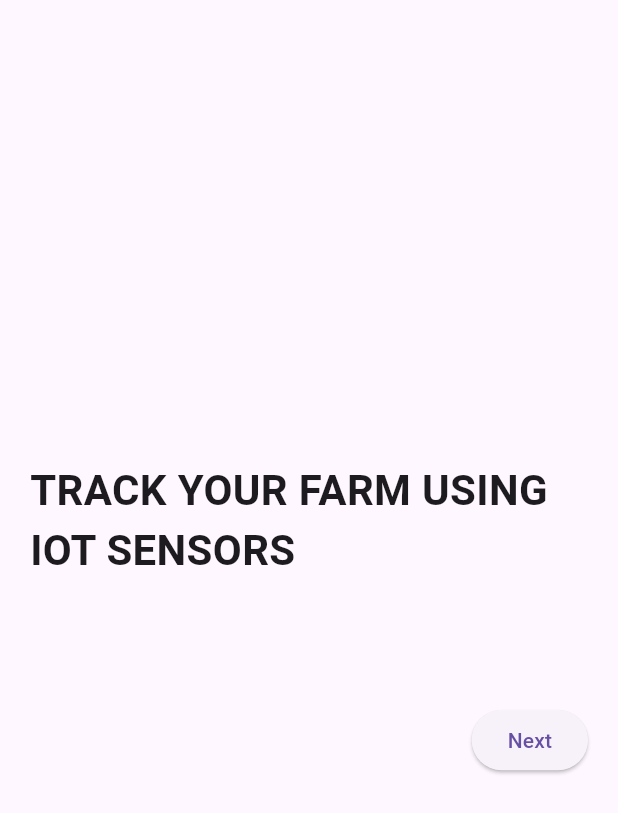
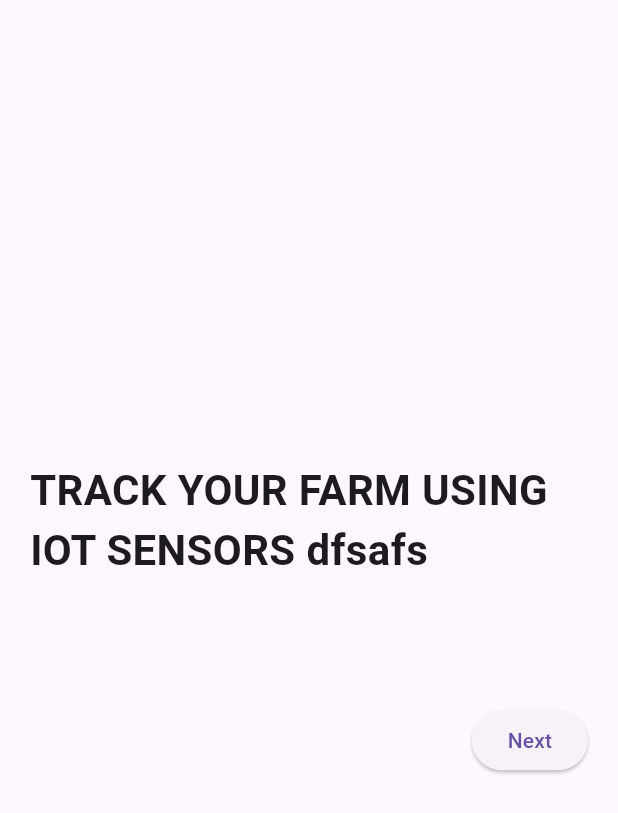
Before and after one commit to ebtsam60620-wq/agri, a Flutter app: the screen it shows after launch, on a phone screen of 412 x 824 dp. Shown: the top 813 px of the screen. Run offline on Flutter 3.47's test engine with Material 3 defaults, Android fonts, the phone set to English and light mode, and no system bars.

Commit message:
changed text

```diff
--- a/lib/screens/boarding1.dart
+++ b/lib/screens/boarding1.dart
@@ -14,7 +14,7 @@ class Boarding1 extends StatelessWidget {
             crossAxisAlignment: CrossAxisAlignment.start,
             children: [
               Text(
-                'TRACK YOUR FARM USING IOT SENSORS',
+                'TRACK YOUR FARM USING IOT SENSORS dfsafs',
                 style: TextStyle(
                   fontSize: 28,
                   fontWeight: FontWeight.bold,
```
